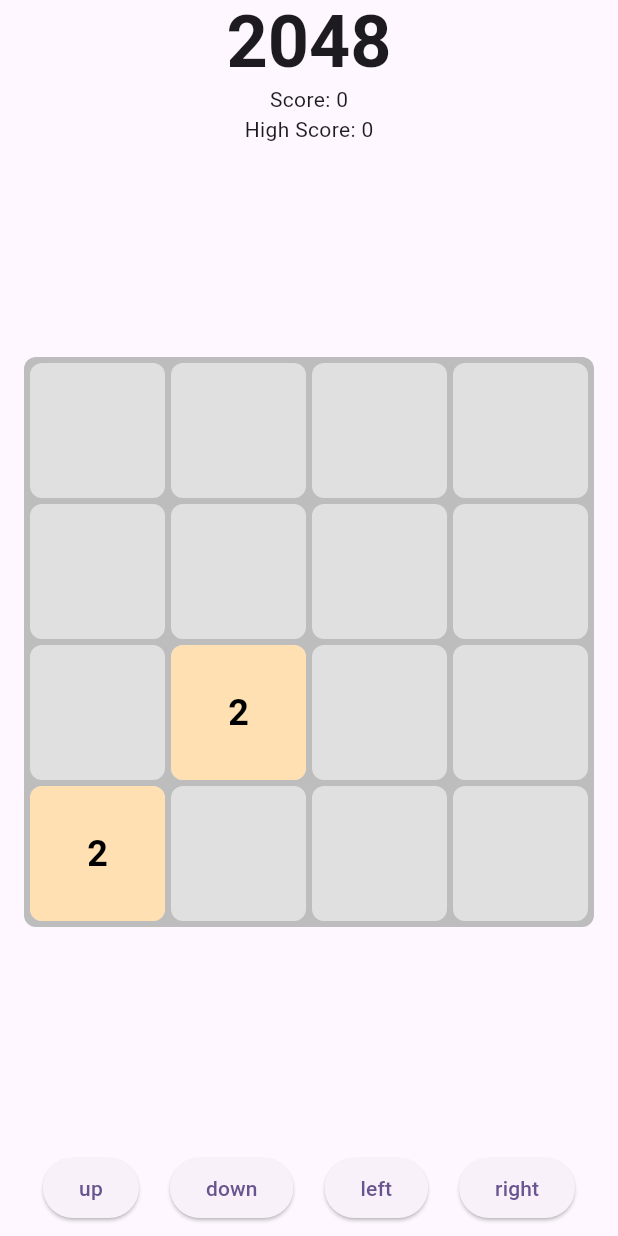
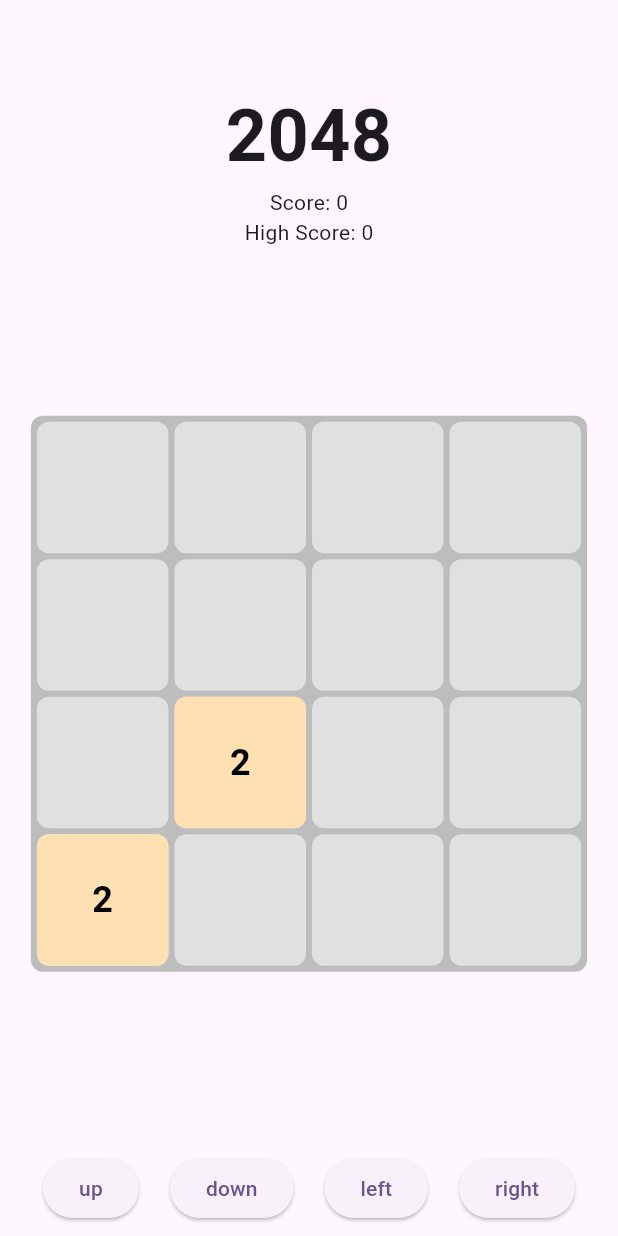
Before and after one commit to DraigTech/2048, a Flutter app: the screen it shows after launch, on a phone screen of 412 x 824 dp. Run offline on Flutter 3.47's test engine with Material 3 defaults, Android fonts, the phone set to English and light mode, and no system bars; our stand-ins replace bloc, drift, equatable, flutter_bloc, get_it, go_router; missing offline and left inert: flame_audio; accounts and stored records are empty; generated files the repository leaves out were written again.

Commit message:
feat(ui): Implement responsive UI and refactor game screen
This commit introduces a responsive UI for different screen sizes,
adapting the layout of the game board, score display, and direction
buttons based on screen width.

Key changes include:
- Refactored  to use  for better layout management.
- Extracted  and  into separate widgets.
- Updated  to accept a  for responsive sizing.
- Ensured portrait-only orientation for the application.
- Marked T026 as complete in .

```diff
--- a/lib/features/game/presentation/screens/game_screen.dart
+++ b/lib/features/game/presentation/screens/game_screen.dart
@@ -1,7 +1,8 @@
 import 'package:_2048/core/l10n/app_localizations.dart';
+import 'package:_2048/features/game/presentation/widgets/direction_buttons_widget.dart';
+import 'package:_2048/features/game/presentation/widgets/score_display_widget.dart';
 import 'package:flutter/material.dart';
 import 'package:flutter_bloc/flutter_bloc.dart';
-import 'package:_2048/features/game/domain/repositories/game_repository.dart';
 import 'package:_2048/features/game/presentation/bloc/game_bloc.dart';
 import 'package:_2048/features/game/presentation/widgets/game_board_widget.dart';
 
@@ -13,49 +14,86 @@
     final l10n = AppLocalizations.of(context)!;
 
     return Scaffold(
-      appBar: AppBar(
-        title: Text(
-          l10n.appTitle,
-          style: const TextStyle(fontSize: 48.0, fontWeight: FontWeight.bold),
-        ),
-        centerTitle: true,
-      ),
+      appBar: AppBar(),
       body: BlocBuilder<GameBloc, GameState>(
         builder: (context, state) {
-          if (state is GameInitial) {
-            context.read<GameBloc>().add(GameStarted());
-            return const Center(child: CircularProgressIndicator());
-          } else if (state is GameLoaded) {
-            return Column(
-              children: [
-                Text(l10n.scoreLabel(state.gameBoard.score)),
-                Text(l10n.highScoreLabel(state.highScore)),
-                Expanded(
-                  child: Center(
-                    child: GameBoardWidget(gameBoard: state.gameBoard),
-                  ),
-                ),
-                Padding(
-                  padding: const EdgeInsets.all(8.0),
-                  child: Row(
-                    mainAxisAlignment: MainAxisAlignment.spaceEvenly,
-                    children: Direction.values.map((direction) {
-                      return ElevatedButton(
-                        onPressed: () =>
-                            context.read<GameBloc>().add(GameMoved(direction)),
-                        child: Text(direction.name),
-                      );
-                    }).toList(),
-                  ),
-                ),
-              ],
-            );
-          } else if (state is GameOver) {
-            return Center(child: Text(l10n.gameOver));
+          switch (state) {
+            case GameInitial():
+              context.read<GameBloc>().add(GameStarted());
+              return const Center(child: CircularProgressIndicator());
+            case GameLoaded():
+              return GameContent(state: state);
+            case GameOver():
+              return Center(child: Text(l10n.gameOver));
+            default:
+              return Center(child: Text(l10n.unknownState));
           }
-          return Center(child: Text(l10n.unknownState));
         },
       ),
     );
   }
 }
+
+class GameContent extends StatelessWidget {
+  const GameContent({super.key, required this.state});
+
+  final GameLoaded state;
+
+  @override
+  Widget build(BuildContext context) {
+    return LayoutBuilder(
+      builder: (context, constraints) {
+        final isWide = constraints.maxWidth > 600;
+        final gameBoardSize = isWide
+            ? constraints.maxHeight * 0.8
+            : constraints.maxWidth * 0.9;
+
+        if (isWide) {
+          // Wide layout
+          return Row(
+            children: [
+              Expanded(
+                child: Center(
+                  child: GameBoardWidget(
+                    gameBoard: state.gameBoard,
+                    gameBoardSize: gameBoardSize,
+                  ),
+                ),
+              ),
+              Padding(
+                padding: const EdgeInsets.all(8.0),
+                child: Column(
+                  mainAxisAlignment: MainAxisAlignment.center,
+                  children: const [
+                    ScoreDisplay(),
+                    SizedBox(height: 20),
+                    DirectionButtons(),
+                  ],
+                ),
+              ),
+            ],
+          );
+        } else {
+          // Narrow layout
+          return Column(
+            children: [
+              const ScoreDisplay(),
+              Expanded(
+                child: Center(
+                  child: GameBoardWidget(
+                    gameBoard: state.gameBoard,
+                    gameBoardSize: gameBoardSize,
+                  ),
+                ),
+              ),
+              const Padding(
+                padding: EdgeInsets.all(8.0),
+                child: DirectionButtons(),
+              ),
+            ],
+          );
+        }
+      },
+    );
+  }
+}
--- /dev/null
+++ b/lib/features/game/presentation/widgets/direction_buttons_widget.dart
@@ -0,0 +1,21 @@
+import 'package:flutter/material.dart';
+import 'package:flutter_bloc/flutter_bloc.dart';
+import 'package:_2048/features/game/domain/repositories/game_repository.dart';
+import 'package:_2048/features/game/presentation/bloc/game_bloc.dart';
+
+class DirectionButtons extends StatelessWidget {
+  const DirectionButtons({super.key});
+
+  @override
+  Widget build(BuildContext context) {
+    return Row(
+      mainAxisAlignment: MainAxisAlignment.spaceEvenly,
+      children: Direction.values.map((direction) {
+        return ElevatedButton(
+          onPressed: () => context.read<GameBloc>().add(GameMoved(direction)),
+          child: Text(direction.name),
+        );
+      }).toList(),
+    );
+  }
+}
--- a/lib/features/game/presentation/widgets/game_board_widget.dart
+++ b/lib/features/game/presentation/widgets/game_board_widget.dart
@@ -4,15 +4,20 @@
 
 class GameBoardWidget extends StatelessWidget {
   final GameBoard gameBoard;
+  final double gameBoardSize;
 
-  const GameBoardWidget({super.key, required this.gameBoard});
+  const GameBoardWidget({
+    super.key,
+    required this.gameBoard,
+    required this.gameBoardSize,
+  });
 
   @override
   Widget build(BuildContext context) {
-    const double spacing = 4.0;
-    final double screenWidth = MediaQuery.of(context).size.width;
-    final double boardSize = screenWidth - 32;
-    final double tileSize = (boardSize - (spacing * 5)) / 4;
+    const double spacing = 4;
+    const double gridSize = 4;
+    final double tileSize =
+        (gameBoardSize - spacing * (gridSize + 1)) / gridSize;
 
     List<Widget> tileWidgets = [];
     for (final rowTiles in gameBoard.tiles) {
@@ -33,8 +38,8 @@
     }
 
     return Container(
-      width: boardSize,
-      height: boardSize,
+      width: gameBoardSize,
+      height: gameBoardSize,
       padding: const EdgeInsets.all(spacing),
       decoration: BoxDecoration(
         color: Colors.grey[400],
@@ -44,6 +49,8 @@
         children: [
           Positioned.fill(
             child: GridView.builder(
+              shrinkWrap: true,
+              physics: const NeverScrollableScrollPhysics(),
               gridDelegate: const SliverGridDelegateWithFixedCrossAxisCount(
                 crossAxisCount: 4,
                 crossAxisSpacing: spacing,
--- /dev/null
+++ b/lib/features/game/presentation/widgets/score_display_widget.dart
@@ -0,0 +1,29 @@
+import 'package:flutter/material.dart';
+import 'package:flutter_bloc/flutter_bloc.dart';
+import 'package:_2048/core/l10n/app_localizations.dart';
+import 'package:_2048/features/game/presentation/bloc/game_bloc.dart';
+
+class ScoreDisplay extends StatelessWidget {
+  const ScoreDisplay({super.key});
+
+  @override
+  Widget build(BuildContext context) {
+    final l10n = AppLocalizations.of(context)!;
+    final state = context.watch<GameBloc>().state;
+
+    if (state is GameLoaded) {
+      return Column(
+        children: [
+          Text(
+            l10n.appTitle,
+            style: const TextStyle(fontSize: 48.0, fontWeight: FontWeight.bold),
+          ),
+          Text(l10n.scoreLabel(state.gameBoard.score)),
+          Text(l10n.highScoreLabel(state.highScore)),
+        ],
+      );
+    } else {
+      return const SizedBox.shrink();
+    }
+  }
+}
--- a/lib/main.dart
+++ b/lib/main.dart
@@ -1,15 +1,28 @@
 import 'package:_2048/core/l10n/app_localizations.dart';
 import 'package:flame_audio/flame_audio.dart';
 import 'package:flutter/material.dart';
+import 'package:flutter/services.dart';
 import 'package:flutter_bloc/flutter_bloc.dart';
 import 'package:_2048/core/di/injection.dart';
 import 'package:_2048/core/di/providers.dart';
 import 'package:_2048/core/routing/router.dart';
 
-void main() {
+Future<void> main() async {
+  /// Ensure the Flutter binding is initialized
   WidgetsFlutterBinding.ensureInitialized();
+
+  /// Set the orientation to portrait only
+  await SystemChrome.setPreferredOrientations([
+    DeviceOrientation.portraitUp,
+    DeviceOrientation.portraitDown,
+  ]);
+
+  /// Initialize dependencies
   configureDependencies();
+
+  /// Initialize FlameAudio
   FlameAudio.bgm.initialize();
+
   runApp(const MyApp());
 }
 
```
Also changed, not shown: 1 other file.
